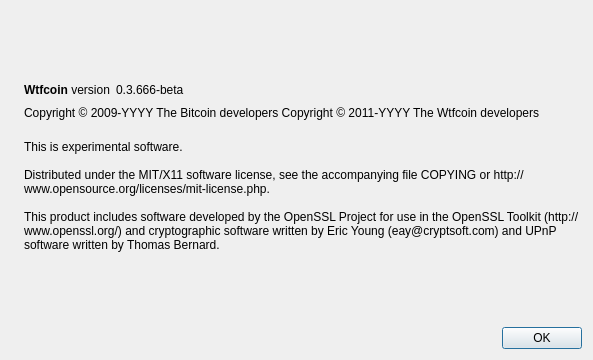
ahcl7/abccoin, file src/qt/forms/aboutdialog.ui: the form before one commit.
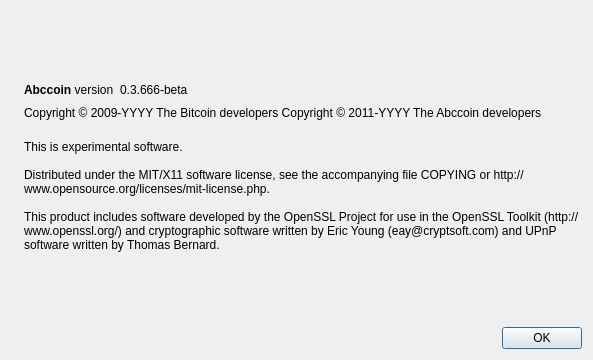
The form after the commit. Icons and pictures are not drawn.

Commit message: change name wtfcoin->abccoin

The edit to the form file:
```diff
--- a/src/qt/forms/aboutdialog.ui
+++ b/src/qt/forms/aboutdialog.ui
@@ -50,7 +50,7 @@
           <cursorShape>IBeamCursor</cursorShape>
          </property>
          <property name="text">
-          <string>&lt;b&gt;Wtfcoin&lt;/b&gt; version</string>
+          <string>&lt;b&gt;Abccoin&lt;/b&gt; version</string>
          </property>
          <property name="textInteractionFlags">
           <set>Qt::LinksAccessibleByMouse|Qt::TextSelectableByKeyboard|Qt::TextSelectableByMouse</set>
@@ -92,7 +92,7 @@
        </property>
        <property name="text">
         <string notr="true">Copyright &amp;copy; 2009-YYYY The Bitcoin developers
-Copyright &amp;copy; 2011-YYYY The Wtfcoin developers</string>
+Copyright &amp;copy; 2011-YYYY The Abccoin developers</string>
        </property>
        <property name="textFormat">
         <enum>Qt::RichText</enum>
```
Left out of the diff: 2 changed lines with no effect on the pictures. The commit also changes 117 other files.
